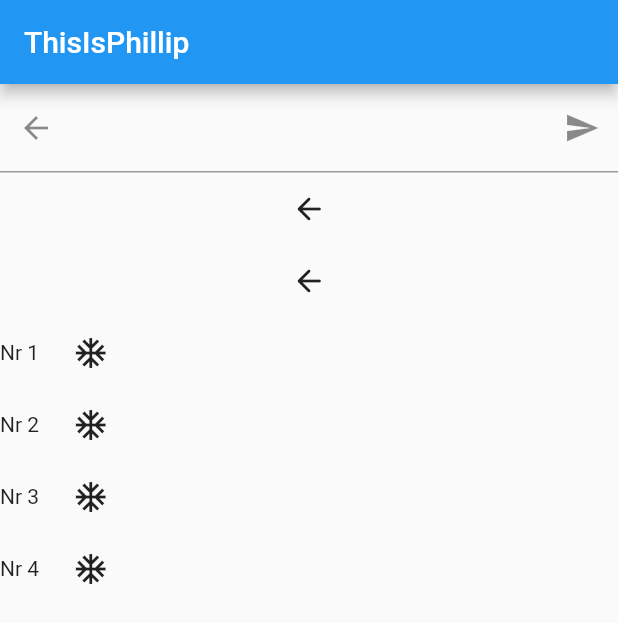
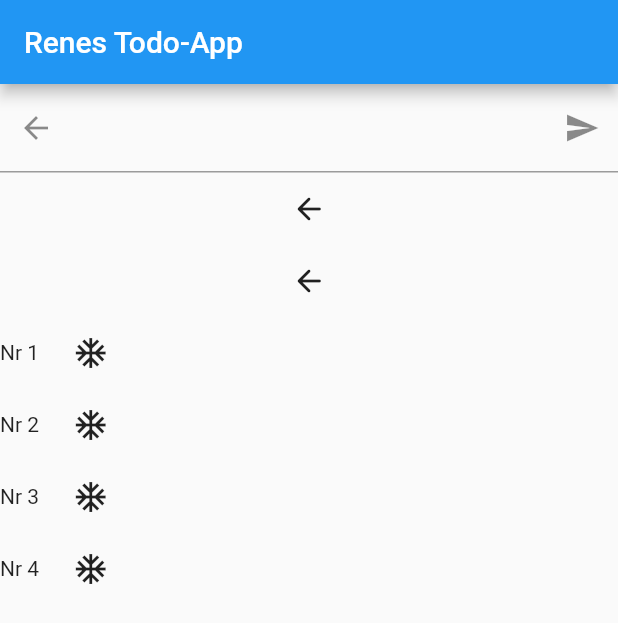
Before and after one commit to ReneHartjes/FLUTTER-todo-App, a Flutter app: the screen it shows after launch, on a phone screen of 412 x 824 dp. Shown: the top 623 px of the screen. Run offline on Flutter 3.47's test engine with Material 2 defaults, Android fonts, the phone set to English and light mode, and no system bars.

Commit message:
my Flutter App2nd

```diff
--- a/lib/main.dart
+++ b/lib/main.dart
@@ -14,7 +14,7 @@ class Comp1 extends StatelessWidget {
   Widget build(BuildContext context) {
     return (Scaffold(
         appBar: AppBar(
-          title: const Text('ThisIsPhillip'),
+          title: const Text('Renes Todo-App'),
         ),
         body: Inputwidget()));
   }
```
